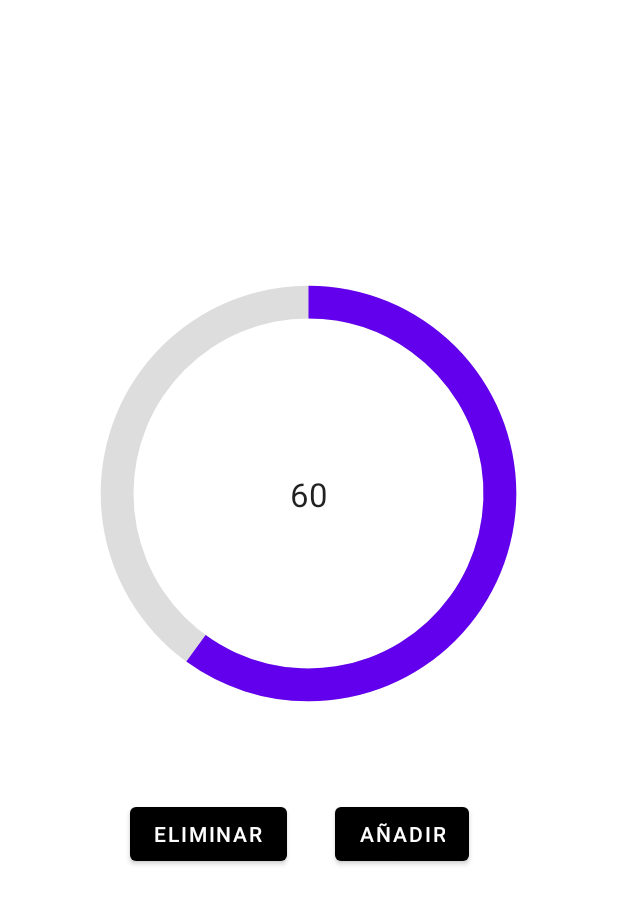
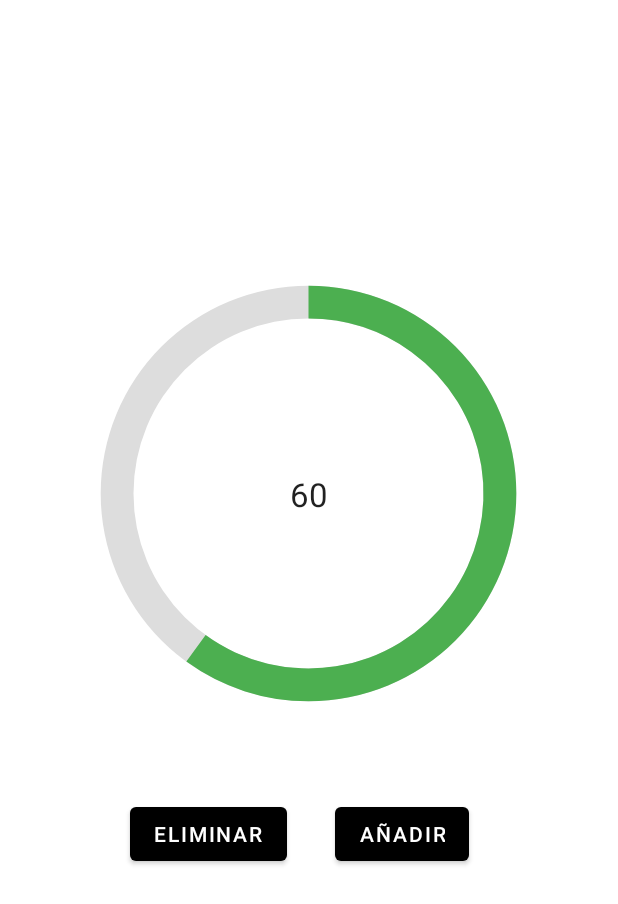
Before and after one commit to BraisBarboza/Portinas, an Android app: the layout activity_main.xml on its own in the app's theme, with its tools: preview values and no code run, on a phone screen of 412 x 824 dp. Shown: the top 904 px of the screen. Run offline under Robolectric (Android 15) with nearby library versions, the phone set to English and light mode, and no system bars.

Commit message:
"Cambio de color ProgressBar"

```diff
--- a/app/src/main/res/drawable/circleprogress.xml
+++ b/app/src/main/res/drawable/circleprogress.xml
@@ -18,7 +18,7 @@
                 android:shape="ring"
                 android:thicknessRatio="16"
                 android:useLevel="true">
-                <solid android:color="@color/purple_500" />
+                <solid android:color="@color/green" />
             </shape>
         </rotate>
 
--- a/app/src/main/res/values/colors.xml
+++ b/app/src/main/res/values/colors.xml
@@ -7,4 +7,5 @@
     <color name="teal_700">#FF018786</color>
     <color name="black">#FF000000</color>
     <color name="white">#FFFFFFFF</color>
+    <color name="green">#4CAF50</color>
 </resources>
```
